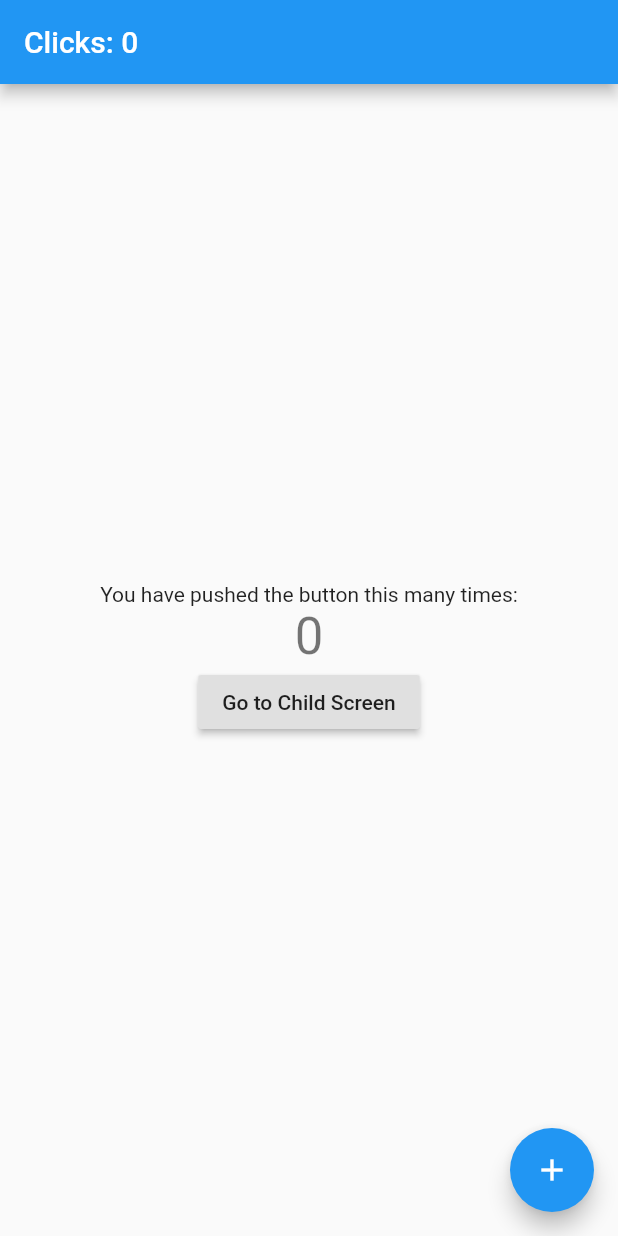
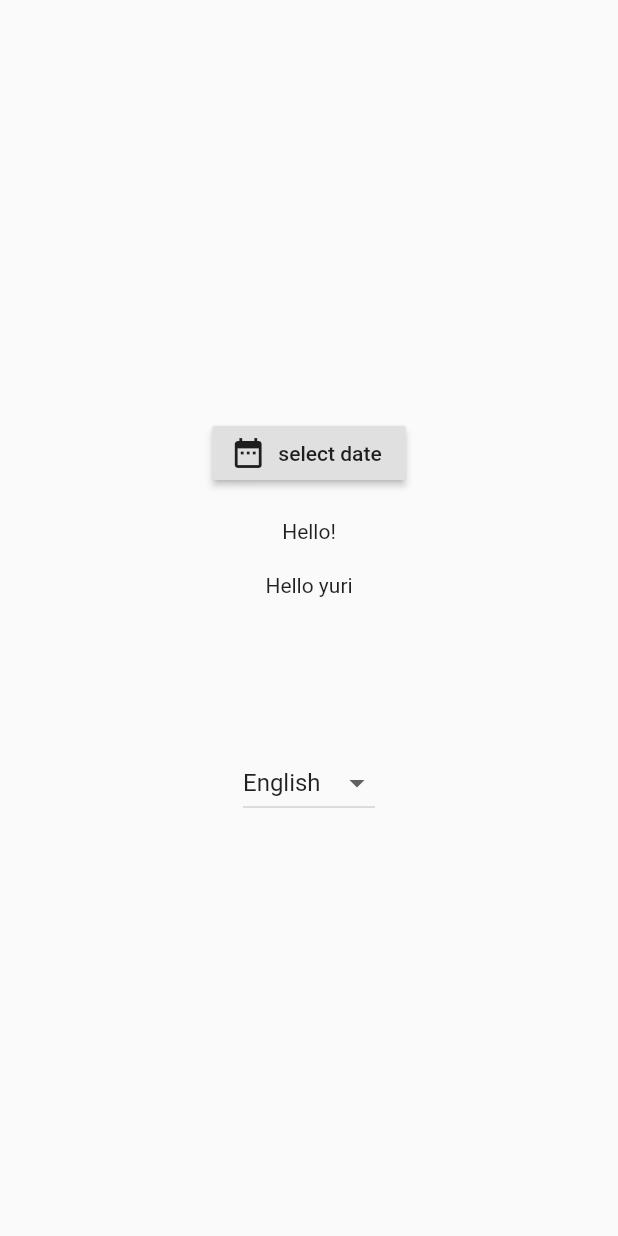
Before and after one commit to webooking/flutter_study, a Flutter app: the screen it shows after launch, on a phone screen of 412 x 824 dp. Run offline on Flutter 3.47's test engine with Material 2 defaults, Android fonts, the phone set to English and light mode, and no system bars; our stand-ins replace get.

Commit message:
GetX internationalization

```diff
--- /dev/null
+++ b/lib/config/lang.dart
@@ -0,0 +1,48 @@
+import 'dart:ui';
+import 'package:get/get.dart';
+
+class L extends Translations {
+  static final locales = {
+    'en_US': 'English',
+    'zh_CN': '简体中文',
+  };
+
+  static final defaultLocale = Locale('en', 'US');
+  static final fallbackLocale = Locale('en', 'US');
+
+  @override
+  Map<String, Map<String, String>> get keys => {
+        'en_US': {
+          'hello': 'Hello!',
+          'greet': 'Hello {{firstName}}',
+          'date.picker': 'select date',
+        },
+        'zh_CN': {
+          'hello': '你好！',
+          'greet': '你好 {{firstName}}',
+          'date.picker': '选择日期',
+        },
+      };
+
+  static String get hello => 'hello'.tr;
+  static String greet(String firstName) => 'greet'.trMap({
+        'firstName': firstName,
+      });
+  static L_Date get date => L_Date();
+}
+
+final templateRegExp = RegExp(r'\{\{(\w+)\}\}');
+
+extension CustomTrans on String {
+  String trMap(Map<String, String> map) {
+    var text = tr; // 'Hello {{firstName}}' || '你好 {{firstName}}'
+    templateRegExp.allMatches(text).map((e) => e.group(1)).forEach((element) {
+      text = text.replaceAll('{{${element}}}', map[element]);
+    });
+    return text;
+  }
+}
+
+class L_Date {
+  String get picker => 'date.picker'.tr;
+}
--- a/lib/controller/CounterController.dart
+++ b/lib/controller/CounterController.dart
@@ -1,7 +1,7 @@
 import 'package:get/get.dart';
 
 class CounterController extends GetxController{
-  var count = 0.obs;
+  final count = 0.obs;
   void increment() => count.value++;
 
   void decrement() => count.value--;
--- /dev/null
+++ b/lib/screen/lang_screen.dart
@@ -0,0 +1,47 @@
+import 'package:flutter/material.dart';
+import 'package:flutter_study/config/lang.dart';
+import 'package:flutter_study/controller/LangController.dart';
+import 'package:get/get.dart';
+
+class LangScreen extends StatelessWidget {
+  @override
+  Widget build(BuildContext context) {
+    final controller = Get.find<LangController>();
+
+    return Scaffold(
+      body: Center(
+        child: Column(
+          mainAxisAlignment: MainAxisAlignment.center,
+          children: [
+            RaisedButton.icon(
+              icon: Icon(Icons.date_range),
+              label: Text(L.date.picker),
+              onPressed: () async {
+                await showDatePicker(
+                  context: context,
+                  locale: controller.lang.toLocale(),
+                  initialDate: DateTime.now(),
+                  firstDate: DateTime(2020),
+                  lastDate: DateTime(2025),
+                );
+              },
+            ),
+            SizedBox(height: 20),
+            Text(L.hello),
+            SizedBox(height: 20),
+            Text(L.greet('yuri')),
+            SizedBox(height: 100),
+            DropdownButton<String>(
+              icon: Icon(Icons.arrow_drop_down),
+              value: controller.lang,
+              items: L.locales.entries.map((entry) => DropdownMenuItem<String>(value: entry.key, child: Text(entry.value))).toList(),
+              onChanged: (String value) {
+                controller.changeLocale(value);
+              },
+            ),
+          ],
+        ),
+      ),
+    );
+  }
+}
--- a/pubspec.yaml
+++ b/pubspec.yaml
@@ -22,6 +22,8 @@ environment:
 
 dependencies:
   flutter:
+    sdk: flutter
+  flutter_localizations:
     sdk: flutter
   # The following adds the Cupertino Icons font to your application.
   # Use with the CupertinoIcons class for iOS style icons.
```
Also changed, not shown: lib/config/routes.dart (+8 -0 lines), lib/controller/LangController.dart (added, +24 -0 lines), lib/main.dart (+14 -3 lines), doc/assets/example.png (added), doc/assets/image-20201230085019389.png (added), lib/config/lang/en_US.dart (deleted), pubspec.lock, 3 other files.
